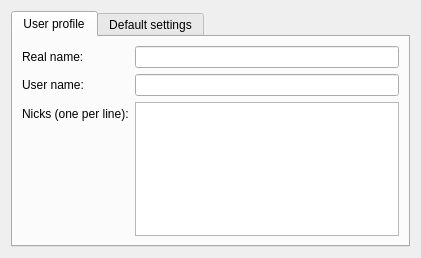
The window that src/plugins/azoth/plugins/acetamide/ircaccountconfigurationwidget.ui (0xd34df00d/leechcraft) describes before a commit, drawn with Qt 5.
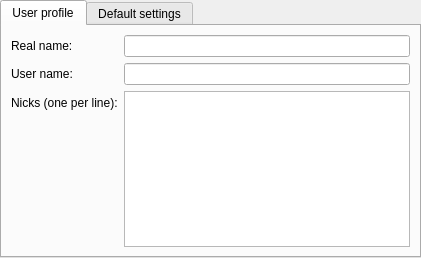
The same window after the commit.

Commit message: Azoth Acetamide: fixed layouts margins.

```diff
--- a/src/plugins/azoth/plugins/acetamide/ircaccountconfigurationwidget.ui
+++ b/src/plugins/azoth/plugins/acetamide/ircaccountconfigurationwidget.ui
@@ -14,6 +14,9 @@
    <string/>
   </property>
   <layout class="QGridLayout" name="gridLayout_2">
+   <property name="margin">
+    <number>0</number>
+   </property>
    <item row="0" column="0">
     <widget class="QTabWidget" name="ConfigurationWidget_">
      <property name="enabled">
```
The commit also changes 1 other file.
